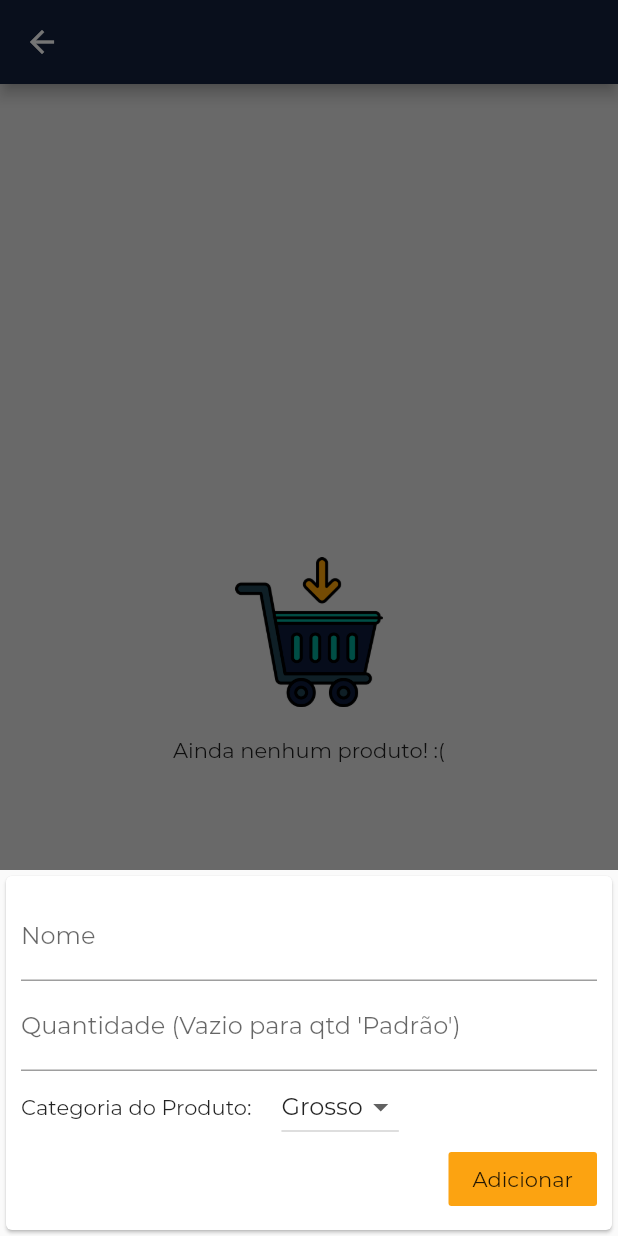
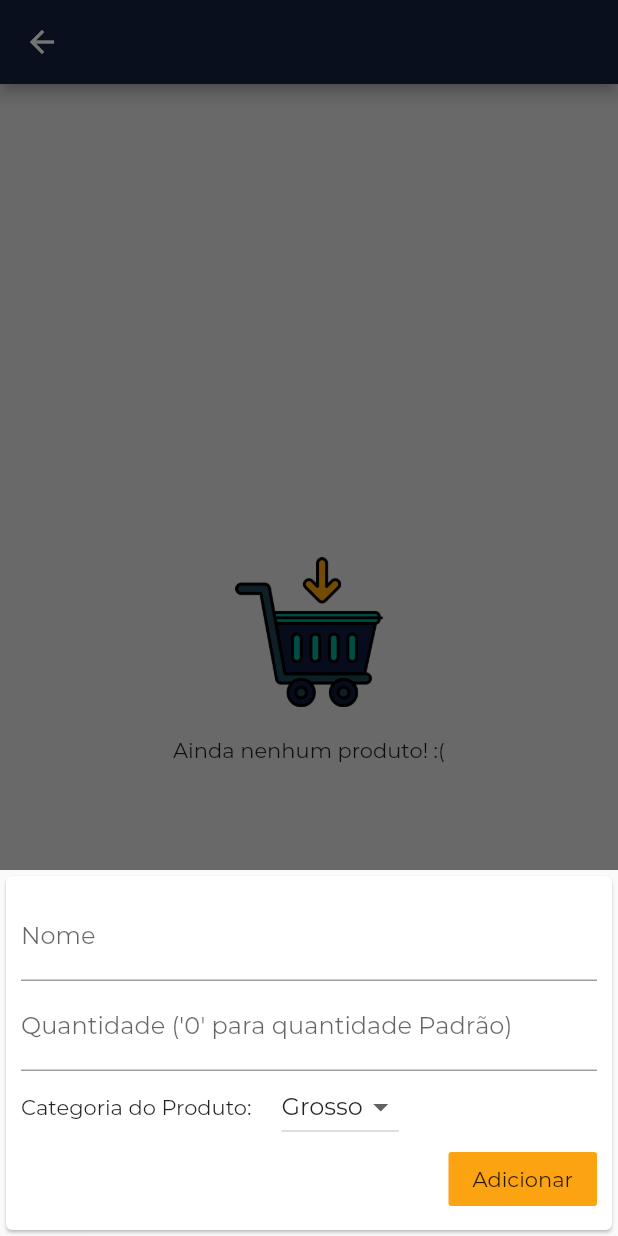
Before and after one commit to owarleysouza/S-Compras, a Flutter app: the Produtos screen opened directly with empty values, after a tap on the "add shopping cart" icon, on a phone screen of 412 x 824 dp. Run offline on Flutter 3.47's test engine with Material 2 defaults, Android fonts, the phone set to English and light mode, and no system bars; our stand-ins replace carousel_slider.

Commit message:
Mudanca no tipo de dado da quantidade do produto e exclusao do uso de provider

```diff
--- a/lib/data/dummy_data.dart
+++ b/lib/data/dummy_data.dart
@@ -13,55 +13,55 @@ final shopList = [
         Produto(
             id: Random().nextDouble().toString(),
             nome: "Fuba",
-            quantidade: "2",
+            quantidade: 2,
             categoria: "Grosso",
             iscomplete: true),
         Produto(
             id: Random().nextDouble().toString(),
             nome: "Sal",
-            quantidade: "Padrão",
+            quantidade: 0,
             categoria: "Grosso",
             iscomplete: false),
         Produto(
             id: Random().nextDouble().toString(),
             nome: "Desinfetante",
-            quantidade: "3",
+            quantidade: 3,
             categoria: "LeH",
             iscomplete: false),
         Produto(
             id: Random().nextDouble().toString(),
             nome: "Desodorante",
-            quantidade: "1",
+            quantidade: 1,
             categoria: "LeH",
             iscomplete: false),
         Produto(
             id: Random().nextDouble().toString(),
             nome: "Sabonete",
-            quantidade: "Padrão",
+            quantidade: 0,
             categoria: "LeH",
             iscomplete: false),
         Produto(
             id: Random().nextDouble().toString(),
             nome: "Fio Dental",
-            quantidade: "2",
+            quantidade: 2,
             categoria: "LeH",
             iscomplete: false),
         Produto(
             id: Random().nextDouble().toString(),
             nome: "Lâmina de Barbear",
-            quantidade: "Padrão",
+            quantidade: 0,
             categoria: "LeH",
             iscomplete: false),
         Produto(
             id: Random().nextDouble().toString(),
             nome: "Peixe",
-            quantidade: "3",
+            quantidade: 3,
             categoria: "Frios",
             iscomplete: false),
         Produto(
             id: Random().nextDouble().toString(),
             nome: "Salsicha",
-            quantidade: "1",
+            quantidade: 1,
             categoria: "Frios",
             iscomplete: false),
       ]),
@@ -74,43 +74,43 @@ final shopList = [
         Produto(
             id: Random().nextDouble().toString(),
             nome: "Açúcar",
-            quantidade: "2",
+            quantidade: 2,
             categoria: "Grosso",
             iscomplete: false),
         Produto(
             id: Random().nextDouble().toString(),
             nome: "Sal",
-            quantidade: "Padrão",
+            quantidade: 0,
             categoria: "Grosso",
             iscomplete: false),
         Produto(
             id: Random().nextDouble().toString(),
             nome: "Sabonete",
-            quantidade: "Padrão",
+            quantidade: 0,
             categoria: "LeH",
             iscomplete: false),
         Produto(
             id: Random().nextDouble().toString(),
             nome: "Fio Dental",
-            quantidade: "2",
+            quantidade: 2,
             categoria: "LeH",
             iscomplete: false),
         Produto(
             id: Random().nextDouble().toString(),
             nome: "Lâmina de Barbear",
-            quantidade: "Padrão",
+            quantidade: 0,
             categoria: "LeH",
             iscomplete: false),
         Produto(
             id: Random().nextDouble().toString(),
             nome: "Peixe",
-            quantidade: "3",
+            quantidade: 3,
             categoria: "Frios",
             iscomplete: false),
         Produto(
             id: Random().nextDouble().toString(),
             nome: "Salsicha",
-            quantidade: "1",
+            quantidade: 1,
             categoria: "Frios",
             iscomplete: false),
       ]),
--- a/lib/models/produto.dart
+++ b/lib/models/produto.dart
@@ -3,7 +3,7 @@ import 'package:flutter/foundation.dart';
 class Produto with ChangeNotifier {
   String id;
   String nome;
-  String quantidade;
+  int quantidade;
   String categoria;
   bool iscomplete;
 
--- a/lib/views/products_list_overview_screen.dart
+++ b/lib/views/products_list_overview_screen.dart
@@ -29,8 +29,7 @@ class _ProdutosState extends State<Produtos> {
     }
   }
 
-  _addProduto(
-      String nome, String quantidade, String categoria, bool iscomplete) {
+  _addProduto(String nome, int quantidade, String categoria, bool iscomplete) {
     final novoProduto = Produto(
         id: Random().nextDouble().toString(),
         nome: nome,
@@ -61,7 +60,7 @@ class _ProdutosState extends State<Produtos> {
     });
   }
 
-  _editproduto(String id, String nome, String quantidade, String categoria) {
+  _editproduto(String id, String nome, int quantidade, String categoria) {
     for (Produto produto in widget.compra.listadeprodutos) {
       if (produto.id == id) {
         setState(() {
--- a/lib/widgets/addProduto.dart
+++ b/lib/widgets/addProduto.dart
@@ -1,7 +1,7 @@
 import 'package:flutter/material.dart';
 
 class AddProduto extends StatefulWidget {
-  final void Function(String, String, String, bool) submeter;
+  final void Function(String, int, String, bool) submeter;
 
   AddProduto({@required this.submeter});
 
@@ -19,17 +19,20 @@ class _AddProdutoState extends State<AddProduto> {
   _submeterFormulario() {
     //funcao para verificar os inputs gerados. Se estiver correto, submeter o novo elemento
     final nome = nomeController.text;
-    final quantidade = quantidadeController.text;
+    final quantidade = int.parse(quantidadeController.text);
     final categoria = categoriavalue;
 
-    if (nome == "" || quantidade == "0" || nome.length > 17) {
+    widget.submeter(nome, quantidade, categoria, false);
+
+    /* IMPLEMENTAR ESSAS VALIDAÇÕES NO FORM DE ADD PRODUTO COMO FEITO EM EDITAR PRODUTO
+    if (nome == "" || nome.length > 17) {
       //Nome deve ser não vazio e menor que 17 caracteres para não dá overflowed na tela. Quantidade deve ser maior que 0
       return; //Lembrar de criar widgets para tratar erros e mostrar avisos para o usuário e chamar aqui
     } else if (nome != "" && quantidade == "" && nome.length < 17) {
-      widget.submeter(nome, "Padrão", categoria, false);
+      widget.submeter(nome, 0, categoria, false);
     } else {
       widget.submeter(nome, quantidade, categoria, false);
-    }
+    } */
   }
 
   @override
@@ -50,7 +53,7 @@ class _AddProdutoState extends State<AddProduto> {
               ),
               TextField(
                 decoration: InputDecoration(
-                    labelText: "Quantidade (Vazio para qtd 'Padrão')"),
+                    labelText: "Quantidade ('0' para quantidade Padrão)"),
                 keyboardType: TextInputType.numberWithOptions(
                     decimal: true), //parametro para que o teclado seja numerico
                 controller: quantidadeController,
```
Also changed, not shown: lib/widgets/product_item.dart (+12 -10 lines), 1 other file.
